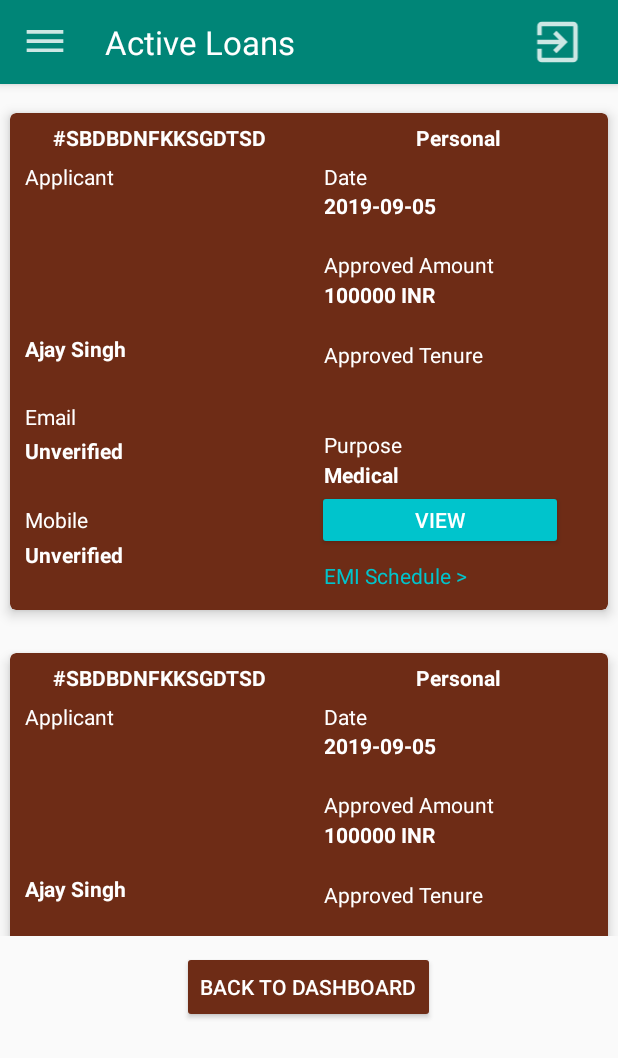
After one commit to Akash049/Simplilend-Android, an Android app: the Active_Loans screen opened directly, with no data from a screen before it, on a phone screen of 412 x 824 dp. The commit adds this screen. Shown: the top 1058 px of the screen. Run offline under Robolectric (Android 15) with nearby library versions, the phone set to English and light mode, and no system bars.

Commit message:
active loan activity added

```diff
--- /dev/null
+++ b/app/src/main/java/com/simplielend/simplilend/Active_Loan/Active_Loans.java
@@ -0,0 +1,85 @@
+package com.simplielend.simplilend.Active_Loan;
+
+import androidx.appcompat.app.AppCompatActivity;
+import androidx.recyclerview.widget.LinearLayoutManager;
+import androidx.recyclerview.widget.RecyclerView;
+
+import android.content.Intent;
+import android.os.Bundle;
+import android.view.View;
+import android.widget.ImageView;
+
+import com.simplielend.simplilend.Adapters.Active_loan_adapter;
+import com.simplielend.simplilend.Home.Dashboard;
+import com.simplielend.simplilend.Models.Activeloan;
+import com.simplielend.simplilend.R;
+
+import java.util.ArrayList;
+
+public class Active_Loans extends AppCompatActivity {
+
+
+    //Declaration of Views
+    RecyclerView view;
+    Active_loan_adapter active_loan_adapter;
+    ImageView exit;
+
+    @Override
+    protected void onCreate(Bundle savedInstanceState) {
+        super.onCreate(savedInstanceState);
+        setContentView(R.layout.activity_active__loans);
+
+        //Initialisation of recycler view
+        view=findViewById(R.id.view1);
+        view.setLayoutManager(new LinearLayoutManager(this));
+        active_loan_adapter= new Active_loan_adapter(this,getMyList());
+        view.setAdapter(active_loan_adapter);
+        exit=findViewById(R.id.exit);
+        exit.setOnClickListener(new View.OnClickListener() {
+            @Override
+            public void onClick(View v) {
+                startActivity(new Intent(Active_Loans.this,Dashboard.class));
+            }
+        });
+
+
+
+    }
+
+    private ArrayList<Activeloan> getMyList()
+    {
+        ArrayList<Activeloan> activeloans=new ArrayList<>();
+        Activeloan a= new Activeloan();
+        a.setName("Ajay Singh");
+        a.setStatus_email("Unverified");
+        a.setStatus_mobile("Unverified");
+        a.setPurpose("Medical");
+        a.setApproved_amount("100000 INR");
+        activeloans.add(a);
+
+        a.setName("Ajay Singh");
+        a.setStatus_email("Unverified");
+        a.setStatus_mobile("Unverified");
+        a.setPurpose("Medical");
+        a.setApproved_amount("100000 INR");
+        activeloans.add(a);
+
+        a.setName("Ajay Singh");
+        a.setStatus_email("Unverified");
+        a.setStatus_mobile("Unverified");
+        a.setPurpose("Medical");
+        a.setApproved_amount("100000 INR");
+        activeloans.add(a);
+
+
+        return activeloans;
+    }
+
+    public void buclick(View view) {
+
+        startActivity(new Intent(Active_Loans.this, Dashboard.class));
+    }
+
+
+
+}
--- /dev/null
+++ b/app/src/main/java/com/simplielend/simplilend/Adapters/Active_loan_adapter.java
@@ -0,0 +1,50 @@
+package com.simplielend.simplilend.Adapters;
+
+import android.content.Context;
+import android.view.LayoutInflater;
+import android.view.View;
+import android.view.ViewGroup;
+
+import androidx.annotation.NonNull;
+import androidx.recyclerview.widget.RecyclerView;
+
+import com.simplielend.simplilend.Holders.Active_loan_holder;
+import com.simplielend.simplilend.Models.Activeloan;
+import com.simplielend.simplilend.R;
+
+import java.util.ArrayList;
+
+public class Active_loan_adapter extends RecyclerView.Adapter<Active_loan_holder> {
+
+    Context c;
+    ArrayList<Activeloan> activeloans;
+
+    public Active_loan_adapter(Context c, ArrayList<Activeloan> activeloans) {
+        this.c = c;
+        this.activeloans = activeloans;
+    }
+
+    @NonNull
+    @Override
+    public Active_loan_holder onCreateViewHolder(@NonNull ViewGroup parent, int viewType) {
+        View view= LayoutInflater.from(parent.getContext()).inflate(R.layout.active_loan_item,parent,false);
+        return new Active_loan_holder(view);
+    }
+
+    @Override
+    public void onBindViewHolder(@NonNull Active_loan_holder holder, int position) {
+        holder.name.setText(activeloans.get(position).getName());
+        holder.status_email.setText(activeloans.get(position).getStatus_email());
+        holder.status_mobile.setText(activeloans.get(position).getStatus_mobile());
+        holder.purpose.setText(activeloans.get(position).getPurpose());
+        holder.approved_amount.setText(activeloans.get(position).getApproved_amount());
+        holder.approved_tenure.setText(activeloans.get(position).getApproved_tenure());
+        holder.img.setImageResource(activeloans.get(position).getImg());
+
+    }
+
+    @Override
+    public int getItemCount() {
+        return activeloans.size();
+    }
+}
--- /dev/null
+++ b/app/src/main/java/com/simplielend/simplilend/Holders/Active_loan_holder.java
@@ -0,0 +1,34 @@
+package com.simplielend.simplilend.Holders;
+
+import android.view.View;
+import android.widget.ImageView;
+import android.widget.TextView;
+
+import androidx.annotation.NonNull;
+import androidx.recyclerview.widget.RecyclerView;
+
+import com.simplielend.simplilend.R;
+
+public class Active_loan_holder extends RecyclerView.ViewHolder {
+
+    public ImageView img;
+    public TextView name;
+    public TextView status_email;
+    public TextView status_mobile;
+    public TextView purpose;
+    public TextView approved_amount;
+    public TextView approved_tenure;
+
+
+    public Active_loan_holder(@NonNull View itemView) {
+        super(itemView);
+        this.img=itemView.findViewById(R.id.img);
+        this.name=itemView.findViewById(R.id.name);
+        this.status_email=itemView.findViewById(R.id.status_email);
+        this.status_mobile=itemView.findViewById(R.id.status_mobile);
+        this.purpose=itemView.findViewById(R.id.purpose);
+        this.approved_amount=itemView.findViewById(R.id.approved_amount);
+        this.approved_tenure=itemView.findViewById(R.id.approved_tenure);
+
+    }
+}
--- a/app/src/main/java/com/simplielend/simplilend/Home/Dashboard.java
+++ b/app/src/main/java/com/simplielend/simplilend/Home/Dashboard.java
@@ -8,12 +8,14 @@ import android.widget.LinearLayout;
 import androidx.annotation.Nullable;
 import androidx.appcompat.app.AppCompatActivity;
 
+import com.simplielend.simplilend.Active_Loan.Active_Loans;
 import com.simplielend.simplilend.R;
 
 public class Dashboard extends AppCompatActivity implements View.OnClickListener {
 
     //var
     LinearLayout newLoanBtn;
+    LinearLayout activeloan;
 
     @Override
     protected void onCreate(@Nullable Bundle savedInstanceState) {
@@ -24,6 +26,8 @@ public class Dashboard extends AppCompatActivity implements View.OnClickListener
 
     public void initialize(){
         newLoanBtn = (LinearLayout) findViewById(R.id.new_loan_application);
+        activeloan=(LinearLayout) findViewById(R.id.active_loans);
+        activeloan.setOnClickListener(this);
         newLoanBtn.setOnClickListener(this);
     }
 
@@ -34,6 +38,10 @@ public class Dashboard extends AppCompatActivity implements View.OnClickListener
         switch (id){
             case R.id.new_loan_application:
                 startActivity(new Intent(Dashboard.this, LoansCategory.class));
+                break;
+            case R.id.active_loans:
+                startActivity(new Intent(Dashboard.this, Active_Loans.class));
+                break;
         }
     }
 }
--- /dev/null
+++ b/app/src/main/java/com/simplielend/simplilend/Models/Activeloan.java
@@ -0,0 +1,70 @@
+package com.simplielend.simplilend.Models;
+
+public class Activeloan {
+    private String name,status_email,status_mobile,purpose,approved_amount,approved_tenure;
+    private int date,img;
+
+    public String getName() {
+        return name;
+    }
+
+    public void setName(String name) {
+        this.name = name;
+    }
+
+    public String getStatus_email() {
+        return status_email;
+    }
+
+    public void setStatus_email(String status_email) {
+        this.status_email = status_email;
+    }
+
+    public String getStatus_mobile() {
+        return status_mobile;
+    }
+
+    public void setStatus_mobile(String status_mobile) {
+        this.status_mobile = status_mobile;
+    }
+
+    public String getPurpose() {
+        return purpose;
+    }
+
+    public void setPurpose(String purpose) {
+        this.purpose = purpose;
+    }
+
+    public String getApproved_amount() {
+        return approved_amount;
+    }
+
+    public void setApproved_amount(String approved_amount) {
+        this.approved_amount = approved_amount;
+    }
+
+    public String getApproved_tenure() {
+        return approved_tenure;
+    }
+
+    public void setApproved_tenure(String approved_tenure) {
+        this.approved_tenure = approved_tenure;
+    }
+
+    public int getDate() {
+        return date;
+    }
+
+    public void setDate(int date) {
+        this.date = date;
+    }
+
+    public int getImg() {
+        return img;
+    }
+
+    public void setImg(int img) {
+        this.img = img;
+    }
+}
--- /dev/null
+++ b/app/src/main/res/layout/active_loan_item.xml
@@ -0,0 +1,294 @@
+<?xml version="1.0" encoding="utf-8"?>
+<androidx.cardview.widget.CardView xmlns:android="http://schemas.android.com/apk/res/android"
+    xmlns:app="http://schemas.android.com/apk/res-auto"
+    xmlns:tools="http://schemas.android.com/tools"
+    xmlns:card_view="http://schemas.android.com/apk/res-auto"
+
+    android:layout_width="match_parent"
+    android:layout_height="350dp"
+    android:layout_marginTop="10dp"
+    android:backgroundTint="#6E2C16"
+    android:background="#ffff"
+    app:cardElevation="5dp"
+    card_view:cardCornerRadius="4dp"
+    app:cardUseCompatPadding="true"
+
+    >
+    <LinearLayout
+        android:layout_width="match_parent"
+        android:layout_height="match_parent"
+        android:weightSum="10"
+        android:orientation="vertical">
+        <LinearLayout
+            android:layout_width="match_parent"
+            android:layout_height="0dp"
+            android:layout_weight="1"
+            android:orientation="horizontal"
+            android:weightSum="2"
+            >
+            <LinearLayout
+                android:layout_width="0dp"
+                android:layout_height="match_parent"
+                android:layout_weight="1"
+                >
+                <TextView
+                    android:layout_width="match_parent"
+                    android:layout_height="match_parent"
+                    android:gravity="center"
+                    android:text="#SBDBDNFKKSGDTSD"
+                    android:textColor="#fff"
+                    android:textStyle="bold"
+                    android:textSize="14dp"
+                    ></TextView>
+
+
+            </LinearLayout>
+
+            <LinearLayout
+                android:layout_width="0dp"
+                android:layout_height="match_parent"
+                android:layout_weight="1"
+                >
+                <TextView
+                    android:layout_width="match_parent"
+                    android:layout_height="match_parent"
+                    android:text="Personal"
+                    android:textColor="#FFF"
+                    android:textStyle="bold"
+                    android:gravity="center"
+                    android:textSize="14dp"></TextView>
+
+
+            </LinearLayout>
+
+
+
+        </LinearLayout>
+<LinearLayout
+    android:layout_width="match_parent"
+    android:layout_height="0dp"
+    android:layout_weight="9"
+    >
+
+    <LinearLayout
+        android:layout_width="match_parent"
+        android:layout_height="match_parent"
+        android:orientation="horizontal"
+        android:weightSum="2"
+        >
+        <LinearLayout
+            android:layout_width="0dp"
+            android:layout_height="match_parent"
+            android:layout_weight="1"
+            android:orientation="vertical"
+            android:weightSum="13"
+            >
+            <TextView
+                android:layout_width="match_parent"
+                android:layout_height="0dp"
+                android:layout_weight="1"
+                android:text="Applicant"
+                android:textColor="#FFF"
+                android:paddingLeft="10dp"
+
+                ></TextView>
+
+            <ImageView
+                android:id="@+id/img"
+                android:layout_width="match_parent"
+                android:layout_height="0dp"
+                android:layout_weight="4"></ImageView>
+
+            <TextView
+                android:id="@+id/name"
+                android:layout_width="match_parent"
+                android:layout_height="0dp"
+                android:layout_weight="1"
+                android:paddingLeft="10dp"
+                android:text="Danyl Fernandes"
+                android:textColor="#FFF"
+                android:textStyle="bold"></TextView>
+            <LinearLayout
+                android:layout_width="match_parent"
+                android:layout_height="0dp"
+                android:layout_weight="1"
+                ></LinearLayout>
+            <TextView
+                android:layout_width="match_parent"
+                android:layout_height="0dp"
+                android:textColor="#FFF"
+                android:layout_weight="1"
+                android:text="Email"
+                android:paddingLeft="10dp"
+                ></TextView>
+
+            <TextView
+                android:id="@+id/status_email"
+                android:layout_width="match_parent"
+                android:layout_height="0dp"
+                android:layout_weight="1"
+                android:paddingLeft="10dp"
+                android:text="Unverified"
+                android:textColor="#FFF"
+                android:textStyle="bold"></TextView>
+            <LinearLayout
+                android:layout_width="match_parent"
+                android:layout_height="0dp"
+                android:layout_weight="1"
+                ></LinearLayout>
+            <TextView
+                android:layout_width="match_parent"
+                android:layout_height="0dp"
+                android:layout_weight="1"
+                android:text="Mobile"
+                android:textColor="#FFF"
+                android:paddingLeft="10dp"
+                >
+            </TextView>
+
+            <TextView
+                android:id="@+id/status_mobile"
+                android:layout_width="match_parent"
+                android:layout_height="0dp"
+                android:layout_weight="1"
+                android:paddingLeft="10dp"
+                android:text="Unverified"
+                android:textColor="#FFF"
+                android:textStyle="bold"></TextView>
+
+
+
+
+        </LinearLayout>
+        <LinearLayout
+            android:layout_width="0dp"
+            android:layout_height="match_parent"
+            android:layout_weight="1"
+            android:orientation="vertical"
+            android:weightSum="15"
+            >
+            <TextView
+                android:layout_width="match_parent"
+                android:layout_height="0dp"
+                android:layout_weight="1"
+                android:textColor="#FFF"
+                android:text="Date"
+                android:paddingLeft="10dp"
+                >
+
+            </TextView>
+
+            <TextView
+                android:id="@+id/date"
+                android:layout_width="match_parent"
+                android:layout_height="0dp"
+                android:layout_weight="1"
+                android:paddingLeft="10dp"
+                android:text="2019-09-05"
+                android:textColor="#FFF"
+                android:textStyle="bold">
+
+            </TextView>
+            <LinearLayout
+                android:layout_width="match_parent"
+                android:layout_height="0dp"
+                android:layout_weight="1"
+                ></LinearLayout>
+
+            <TextView
+                android:layout_width="match_parent"
+                android:layout_height="0dp"
+                android:layout_weight="1"
+                android:textColor="#FFF"
+                android:text="Approved Amount"
+                android:paddingLeft="10dp"
+                >
+
+            </TextView>
+
+            <TextView
+                android:id="@+id/approved_amount"
+                android:layout_width="match_parent"
+                android:layout_height="0dp"
+                android:layout_weight="1"
+                android:paddingLeft="10dp"
+                android:textColor="#FFF"
+                android:textStyle="bold"
+                tools:text=" 1 00000 INR">
+
+            </TextView>
+            <LinearLayout
+                android:layout_width="match_parent"
+                android:layout_height="0dp"
+                android:layout_weight="1"
+                ></LinearLayout>
+            <TextView
+                android:layout_width="match_parent"
+                android:layout_height="0dp"
+                android:layout_weight="1"
+                android:textColor="#FFF"
+                android:text="Approved Tenure"
+                android:paddingLeft="10dp"
+                >
+            </TextView>
+
+            <TextView
+                android:id="@+id/approved_tenure"
+                android:layout_width="match_parent"
+                android:layout_height="0dp"
+                android:layout_weight="1"
+                android:paddingLeft="10dp"
+                android:text="5 Year(s)"
+                android:textColor="#FFF"
+                android:textStyle="bold"></TextView>
+            <LinearLayout
+                android:layout_width="match_parent"
+                android:layout_height="0dp"
+                android:layout_weight="1"
+                ></LinearLayout>
+            <TextView
+                android:layout_width="match_parent"
+                android:layout_height="0dp"
+                android:layout_weight="1"
+                android:textColor="#FFF"
+                android:text="Purpose"
+                android:paddingLeft="10dp"
+                >
+            </TextView>
+
+            <TextView
+                android:id="@+id/purpose"
+                android:layout_width="match_parent"
+                android:layout_height="0dp"
+                android:layout_weight="1"
+                android:paddingLeft="10dp"
+                android:text="Medical"
+                android:textColor="#FFF"
+                android:textStyle="bold"></TextView>
+            <Button
+                android:layout_width="match_parent"
+                android:layout_height="0dp"
+                android:layout_weight="2"
+                android:text="View"
+                android:backgroundTint="#00C4CC"
+                android:textColor="#FFF"
+                android:layout_marginRight="30dp"
+                android:layout_marginLeft="5dp"
+                ></Button>
+            <TextView
+                android:layout_width="match_parent"
+                android:layout_height="0dp"
+                android:layout_weight="2"
+                android:text="EMI Schedule >"
+                android:paddingLeft="10dp"
+                android:paddingTop="7dp"
+                android:textColor="#00C4CC"
+                ></TextView>
+
+        </LinearLayout>
+
+    </LinearLayout>
+</LinearLayout>
+    </LinearLayout>
+
+</androidx.cardview.widget.CardView>
--- /dev/null
+++ b/app/src/main/res/layout/activity_active__loans.xml
@@ -0,0 +1,78 @@
+<?xml version="1.0" encoding="utf-8"?>
+<LinearLayout xmlns:android="http://schemas.android.com/apk/res/android"
+    xmlns:app="http://schemas.android.com/apk/res-auto"
+    xmlns:tools="http://schemas.android.com/tools"
+    android:layout_width="match_parent"
+    android:layout_height="match_parent"
+    tools:context=".Active_Loan.Active_Loans"
+    android:orientation="vertical"
+    android:weightSum="10"
+    >
+    <com.google.android.material.appbar.AppBarLayout
+        android:layout_width="match_parent"
+        android:layout_height="?attr/actionBarSize">
+
+        <LinearLayout
+            android:layout_width="match_parent"
+            android:layout_height="match_parent"
+            android:orientation="horizontal"
+            android:paddingLeft="10dp"
+            android:weightSum="10">
+
+            <ImageView
+                android:layout_width="0dp"
+                android:layout_weight="1"
+                android:src="@drawable/ic_ham"
+                android:padding="5dp"
+                android:id="@+id/ham_icon"
+                android:tint="@color/white"
+                android:layout_height="match_parent">
+
+            </ImageView>
+
+            <TextView
+                android:layout_width="0dp"
+                android:layout_weight="7"
+                android:text="Active Loans"
+                android:textSize="22dp"
+                android:textColor="@color/white"
+                android:gravity="center_vertical"
+                android:paddingLeft="20dp"
+                android:layout_height="match_parent">
+
+            </TextView>
+
+            <ImageView
+                android:layout_width="0dp"
+                android:layout_weight="2"
+                android:src="@drawable/ic_exit"
+                android:padding="10dp"
+                android:tint="@color/white"
+                android:layout_height="match_parent"
+                android:id="@+id/exit"
+                >
+
+            </ImageView>
+
+        </LinearLayout>
+
+    </com.google.android.material.appbar.AppBarLayout>
+
+    <androidx.recyclerview.widget.RecyclerView
+        android:layout_width="match_parent"
+        android:layout_height="0dp"
+        android:layout_weight="8"
+        android:id="@+id/view1"
+        ></androidx.recyclerview.widget.RecyclerView>
+    <Button
+        android:layout_width="wrap_content"
+        android:layout_height="wrap_content"
+        android:layout_gravity="center"
+        android:text="Back To Dashboard"
+        android:layout_marginTop="10dp"
+        android:backgroundTint="#6E2C16"
+        android:textColor="#FFF"
+        android:id="@+id/back"
+        android:onClick="buclick"
+        ></Button>
+</LinearLayout>
--- a/app/src/main/res/layout/activity_dashboard.xml
+++ b/app/src/main/res/layout/activity_dashboard.xml
@@ -335,7 +335,9 @@
                             android:orientation="vertical"
                             android:weightSum="2"
                             android:padding="20dp"
-                            android:background="@drawable/rounded_button_blue_bg">
+                            android:background="@drawable/rounded_button_blue_bg"
+                            android:id="@+id/active_loans"
+                            >
 
                             <ImageView
                                 android:layout_width="match_parent"
@@ -353,7 +355,9 @@
                                 android:layout_weight="1"
                                 android:gravity="center_horizontal"
                                 android:textColor="@color/white"
-                                android:text="Active Loans">
+                                android:text="Active Loans"
+                                android:clickable="true"
+                                >
 
                             </TextView>
 
```
Also changed, not shown: app/src/main/AndroidManifest.xml (+8 -10 lines).
